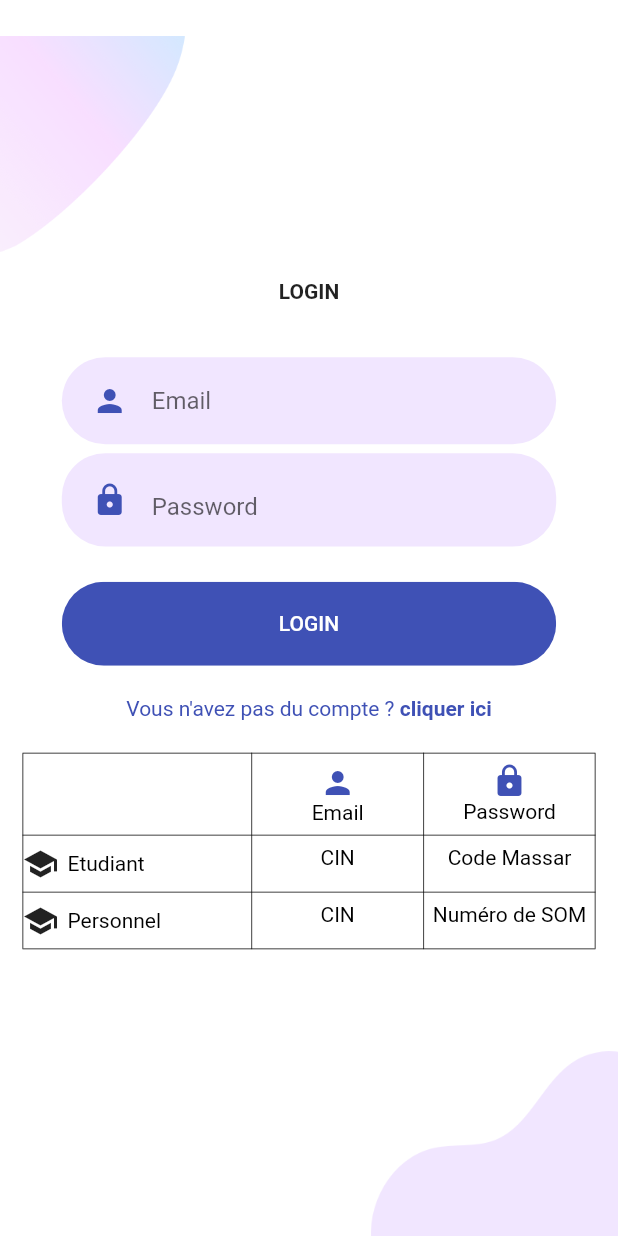
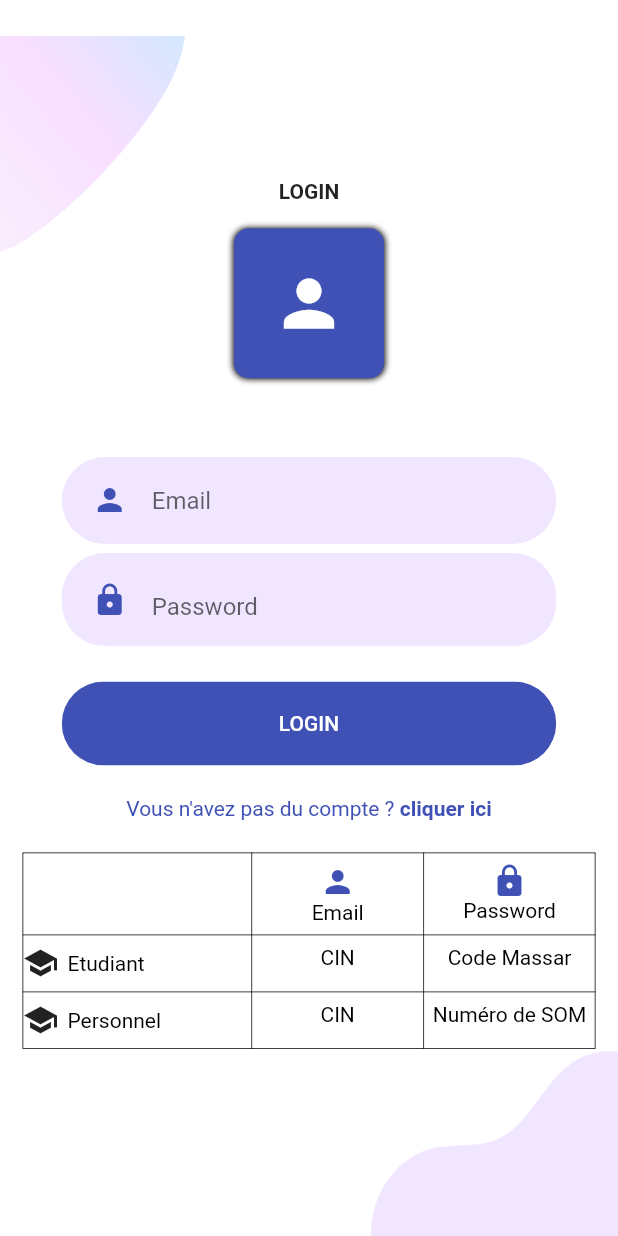
Before and after one commit to Ayoubbooob/FpoDocs, a Flutter app: the screen it shows after launch, after a tap on "LOGIN", on a phone screen of 412 x 824 dp. Run offline on Flutter 3.47's test engine with Material 2 defaults, Android fonts, the phone set to English and light mode, and no system bars; our stand-ins replace flutter_svg.

Commit message:
'khalilupdate'

```diff
--- a/lib/Common_Compenents/descreptive_table.dart
+++ b/lib/Common_Compenents/descreptive_table.dart
@@ -1,6 +1,6 @@
 import 'package:flutter/material.dart';
 import 'package:gestion_docs_fpo/constants.dart';
-import 'package:gestion_docs_fpo/fonts/my_flutter_app_icons.dart';
+// import 'package:gestion_docs_fpo/fonts/my_flutter_app_icons.dart';
 
 class DescriptiveTable extends StatelessWidget {
   @override
--- a/lib/Screens/Login/Components/body.dart
+++ b/lib/Screens/Login/Components/body.dart
@@ -23,6 +23,19 @@ class Body extends StatelessWidget {
           children: <Widget>[
             Text('LOGIN', style: TextStyle(fontWeight: FontWeight.bold)),
             SizedBox(height: size.height * 0.02),
+            Container(height: 100, width: 100,
+             decoration: BoxDecoration(
+                        color:kPrimaryColor,
+
+                        borderRadius: BorderRadius.circular(10),
+                        boxShadow: [BoxShadow(color:Colors.black , blurRadius:3 , spreadRadius:0.1)]
+              ),
+            child:Icon(Icons.person, size: 50 , color:Colors.white) ,
+            ),
+
+            SizedBox(height: size.height * 0.04),
+
+
             //SvgPicture.asset("assets/icons/login.svg",height: size.height * 0.25),
             SizedBox(height: size.height * 0.02),
             RoundedInputField(hintText: "Email", onChanged: (value) {}),
--- a/lib/fonts/my_flutter_app_icons.dart
+++ /dev/null
@@ -1,29 +0,0 @@
-/// Flutter icons MyFlutterApp
-/// Copyright (C) 2021 by original authors @ fluttericon.com, fontello.com
-/// This font was generated by FlutterIcon.com, which is derived from Fontello.
-///
-/// To use this font, place it in your fonts/ directory and include the
-/// following in your pubspec.yaml
-///
-/// flutter:
-///   fonts:
-///    - family:  MyFlutterApp
-///      fonts:
-///       - asset: fonts/MyFlutterApp.ttf
-///
-///
-/// * Font Awesome 5, Copyright (C) 2016 by Dave Gandy
-///         Author:    Dave Gandy
-///         License:   SIL (https://github.com/FortAwesome/Font-Awesome/blob/master/LICENSE.txt)
-///         Homepage:  http://fortawesome.github.com/Font-Awesome/
-///
-import 'package:flutter/widgets.dart';
-
-class MyFlutterApp {
-  MyFlutterApp._();
-
-  static const _kFontFam = 'MyFlutterApp';
-  static const String _kFontPkg = null;
-
-  static const IconData chalkboard_teacher = IconData(0xf51c, fontFamily: _kFontFam, fontPackage: _kFontPkg);
-}
--- a/pubspec.yaml
+++ b/pubspec.yaml
@@ -47,10 +47,6 @@ flutter:
     - assets/icons/
     - assets/images/
 
-  fonts:
-    - family:  MyFlutterApp
-      fonts:
-            - asset: fonts/MyFlutterApp.ttf
   # To add assets to your application, add an assets section, like this:
   # assets:
   #   - images/a_dot_burr.jpeg
```
Also changed, not shown: lib/fonts/teacherIcon.ttf (deleted).
